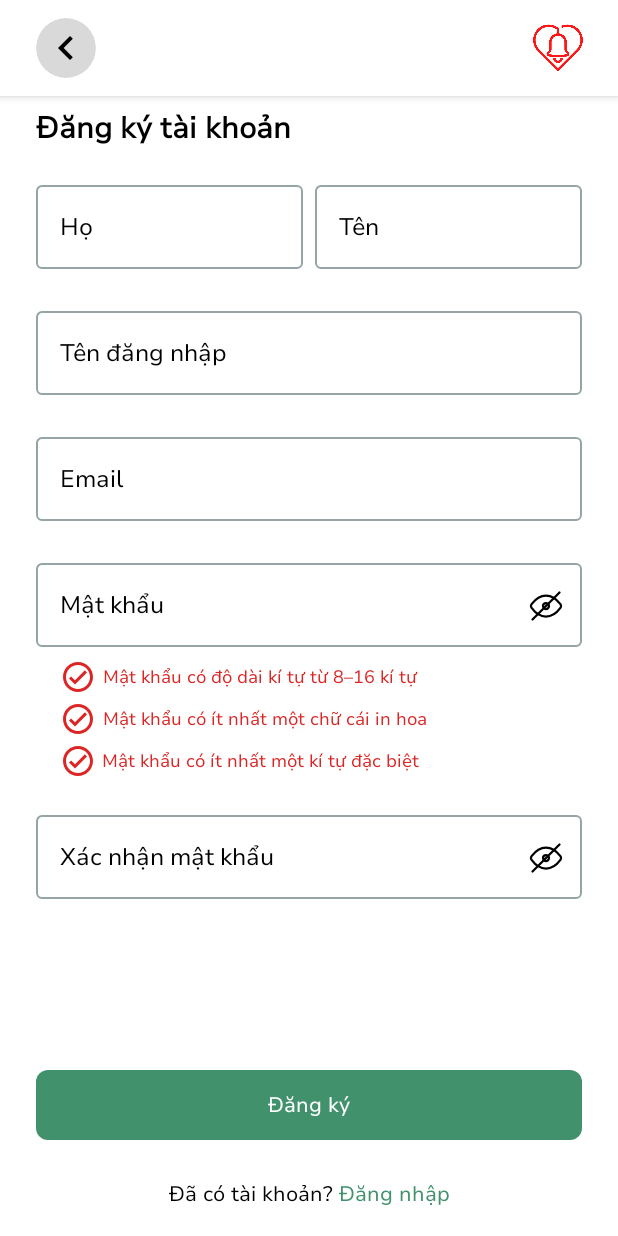
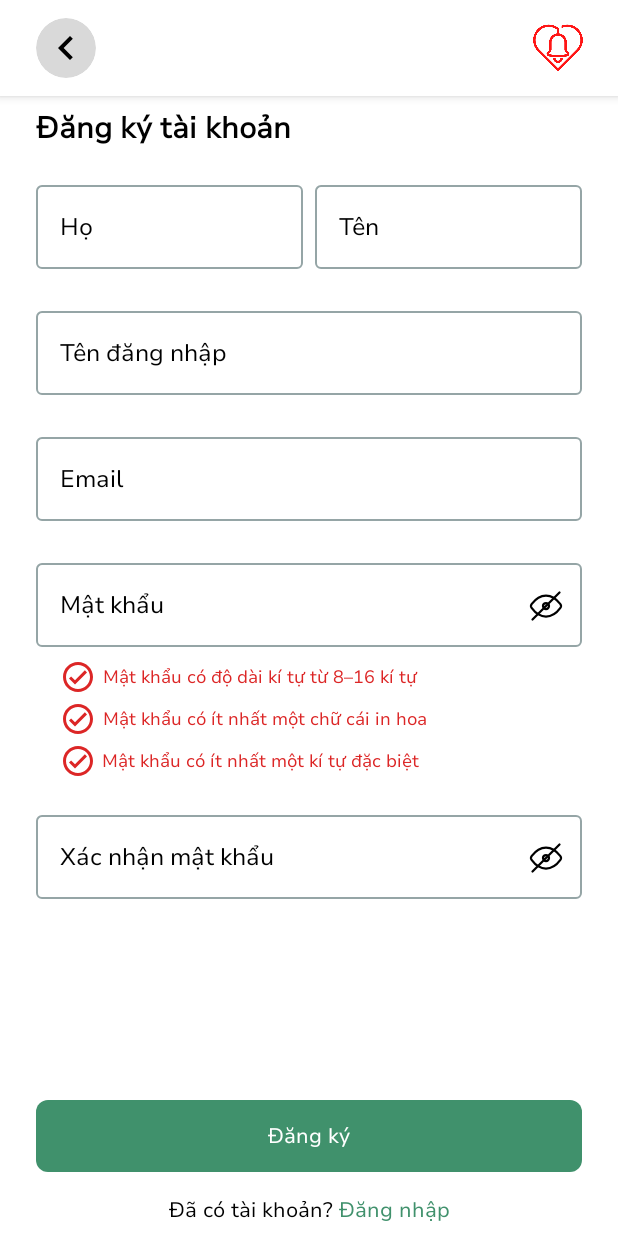
Before and after one commit to phu280604/CharityApplication, an Android app built with Jetpack Compose: the RegisterFormActivity screen opened directly, with no data from a screen before it, on a phone screen of 412 x 824 dp. Run offline under Robolectric (Android 15) with nearby library versions, the phone set to English and light mode, and no system bars; our stand-ins replace Dagger/Hilt's generated code; Roboto replaces fonts that are not available here.

Commit message:
Fixed Register UI

```diff
--- a/app/src/main/java/com/developing/charityapplication/presentation/view/activity/RegisterFormActivity.kt
+++ b/app/src/main/java/com/developing/charityapplication/presentation/view/activity/RegisterFormActivity.kt
@@ -450,7 +450,6 @@ class RegisterFormActivity: ComponentActivity() {
 
     @Composable
     fun Footer(
-        modifier: Modifier,
         onValidation: () -> Unit,
         userVM: UserViewModel = hiltViewModel()
     ){
@@ -464,7 +463,7 @@ class RegisterFormActivity: ComponentActivity() {
         // endregion
 
         Column(
-            modifier = modifier
+            modifier = Modifier
                 .fillMaxWidth()
                 .wrapContentHeight()
         ) {
@@ -502,7 +501,7 @@ class RegisterFormActivity: ComponentActivity() {
         Row(
             modifier = Modifier
                 .fillMaxWidth()
-                .height(40.dp),
+                .wrapContentHeight(),
             verticalAlignment = Alignment.CenterVertically,
             horizontalArrangement = Arrangement.spacedBy(4.dp, Alignment.CenterHorizontally)
         ) {
@@ -559,7 +558,6 @@ class RegisterFormActivity: ComponentActivity() {
             )
 
             Footer(
-                modifier = Modifier.weight(0.08f),
                 onValidation = { validationTrigger = true }
             )
         }
```
